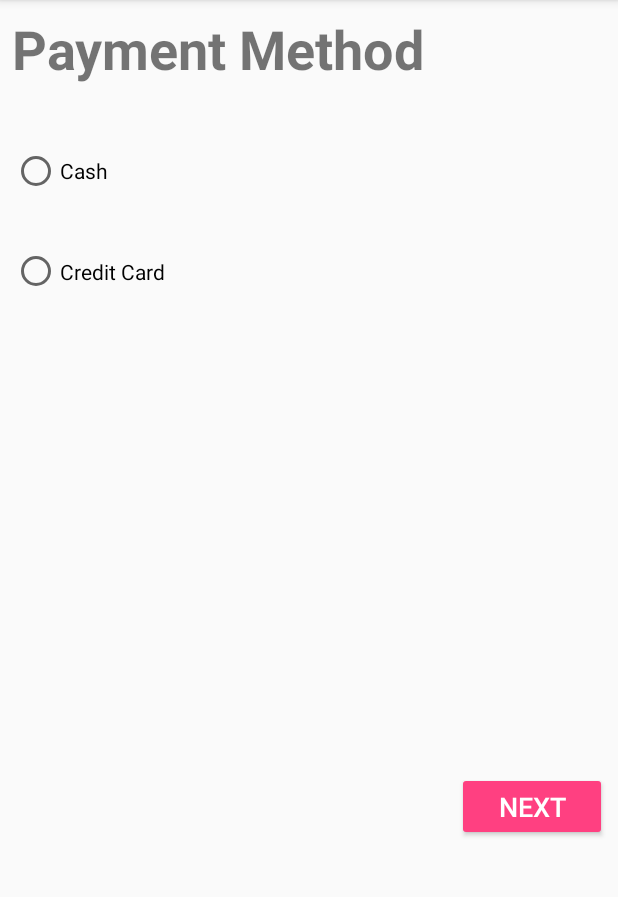
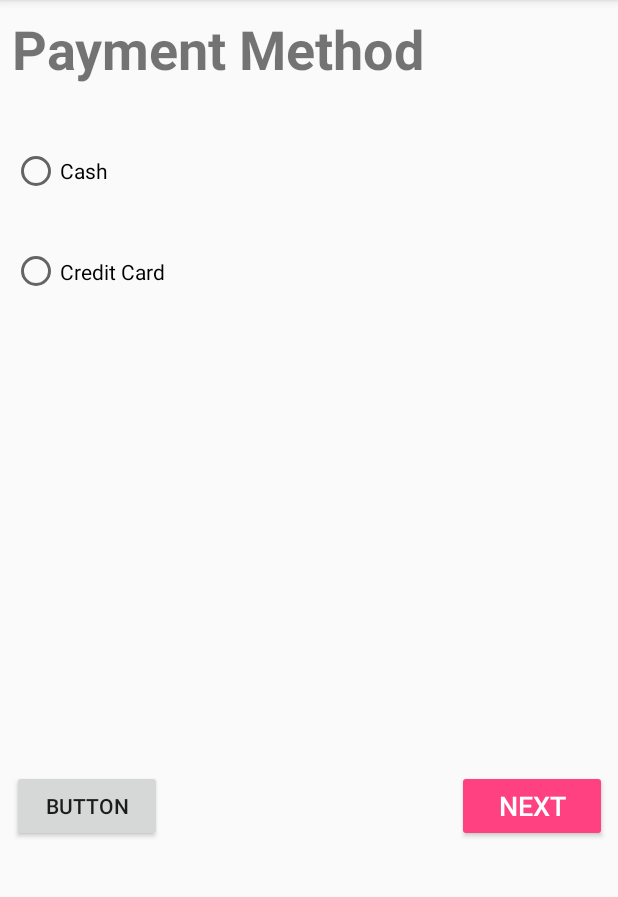
Before and after one commit to n256Coding/TicketCreator, an Android app: the fragment PaymentMethodFragment shown on its own in the app's theme, on a phone screen of 412 x 824 dp, the part 84-981 px from its top. Run offline under Robolectric (Android 15) with nearby library versions, the phone set to English and light mode, and no system bars; 1 statement that could not run was skipped.

```diff
--- a/app/src/main/java/com/csse/ticketcreator/Fragments/PaymentMethodFragment.java
+++ b/app/src/main/java/com/csse/ticketcreator/Fragments/PaymentMethodFragment.java
@@ -22,7 +22,7 @@ import com.csse.ticketcreator.R;
 public class PaymentMethodFragment extends Fragment {
     OnNextClickListener nextClickListener;
     AccountController accountController;
-    Button btnPaymentMethodNext;
+    Button btnPaymentMethodNext, btnPaymentMethodBack;
     RadioButton rbCash, rbCreditCard;
 
     public PaymentMethodFragment() {
@@ -43,6 +43,7 @@ public class PaymentMethodFragment extends Fragment {
 
         nextClickListener = (OnNextClickListener) getContext();
         btnPaymentMethodNext = (Button) getView().findViewById(R.id.btnPaymentMethodNext);
+        btnPaymentMethodBack = (Button) getView().findViewById(R.id.btnPaymentMethodBack);
         rbCash = (RadioButton) getView().findViewById(R.id.rbCash);
         rbCreditCard = (RadioButton) getView().findViewById(R.id.rbCard);
 
@@ -69,5 +70,12 @@ public class PaymentMethodFragment extends Fragment {
                 }
             }
         });
+
+        btnPaymentMethodBack.setOnClickListener(new View.OnClickListener() {
+            @Override
+            public void onClick(View view) {
+                nextClickListener.jumpToStep(2);
+            }
+        });
     }
 }
--- a/app/src/main/res/layout-large/fragment_payment_method.xml
+++ b/app/src/main/res/layout-large/fragment_payment_method.xml
@@ -62,4 +62,18 @@
         app:layout_constraintVertical_bias="0.503"
         android:layout_marginRight="8dp"
         app:layout_constraintRight_toRightOf="parent" />
+
+    <Button
+        android:id="@+id/btnPaymentMethodBack"
+        style="@style/Widget.AppCompat.Button.Colored"
+        android:layout_width="150dp"
+        android:layout_height="80dp"
+        android:layout_marginBottom="8dp"
+        android:layout_marginLeft="8dp"
+        android:layout_marginTop="150dp"
+        android:text="@string/btn_back"
+        android:textSize="30sp"
+        app:layout_constraintBottom_toBottomOf="parent"
+        app:layout_constraintLeft_toLeftOf="parent"
+        app:layout_constraintTop_toBottomOf="@+id/radioGroup" />
 </android.support.constraint.ConstraintLayout>
--- a/app/src/main/res/layout-normal/fragment_payment_method.xml
+++ b/app/src/main/res/layout-normal/fragment_payment_method.xml
@@ -18,20 +18,35 @@
         android:textStyle="bold"
         app:layout_constraintLeft_toLeftOf="parent"
         app:layout_constraintRight_toRightOf="parent"
-        app:layout_constraintTop_toTopOf="parent" />
+        app:layout_constraintTop_toTopOf="parent"
+        android:layout_marginStart="8dp"
+        android:layout_marginEnd="8dp" />
 
     <Button
         android:id="@+id/btnPaymentMethodNext"
         style="@style/Widget.AppCompat.Button.Colored"
         android:layout_width="100dp"
-        android:layout_height="46dp"
+        android:layout_height="48dp"
         android:layout_marginBottom="8dp"
-        android:layout_marginRight="7dp"
+        android:layout_marginRight="8dp"
         android:layout_marginTop="100dp"
         android:text="@string/btnNext"
         android:textSize="18sp"
         app:layout_constraintBottom_toBottomOf="parent"
         app:layout_constraintRight_toRightOf="parent"
+        app:layout_constraintTop_toBottomOf="@+id/radioGroup"
+        android:layout_marginEnd="7dp" />
+
+    <Button
+        android:id="@+id/btnPaymentMethodBack"
+        android:layout_width="100dp"
+        android:layout_height="48dp"
+        android:layout_marginBottom="8dp"
+        android:text="Button"
+        app:layout_constraintBottom_toBottomOf="parent"
+        android:layout_marginLeft="8dp"
+        app:layout_constraintLeft_toLeftOf="parent"
+        android:layout_marginTop="100dp"
         app:layout_constraintTop_toBottomOf="@+id/radioGroup" />
 
     <RadioGroup
@@ -41,7 +56,8 @@
         app:layout_constraintTop_toBottomOf="@+id/textView3"
         android:layout_marginLeft="8dp"
         app:layout_constraintLeft_toLeftOf="parent"
-        android:id="@+id/radioGroup">
+        android:id="@+id/radioGroup"
+        android:layout_marginStart="8dp">
 
         <RadioButton
             android:id="@+id/rbCash"
--- a/app/src/main/res/layout/fragment_payment_method.xml
+++ b/app/src/main/res/layout/fragment_payment_method.xml
@@ -5,6 +5,12 @@
     android:layout_height="match_parent"
     tools:context="com.csse.ticketcreator.Fragments.PaymentMethodFragment">
 
+
+    <Button
+        android:id="@+id/btnPaymentMethodBack"
+        android:layout_width="wrap_content"
+        android:layout_height="wrap_content"
+        android:text="Button" />
 
     <RadioGroup
         android:id="@+id/radioGroup"
--- a/app/src/main/res/values/strings.xml
+++ b/app/src/main/res/values/strings.xml
@@ -11,6 +11,7 @@
     <string name="nic_number">NIC Number</string>
     <string name="select_travel_card">Pick a travel card</string>
     <string name="btnNext">Next</string>
+    <string name="btn_back">Back</string>
     <string name="title_activity_main2">Main2Activity</string>
 
     <string name="action_settings">Settings</string>
```
Also changed, not shown: app/src/main/java/com/csse/ticketcreator/Fragments/CardPaymentFragment.java (+9 -1 lines), app/src/main/java/com/csse/ticketcreator/Fragments/CashPaymentFragment.java (+9 -1 lines), app/src/main/java/com/csse/ticketcreator/Fragments/PickCardFragment.java (+9 -1 lines), app/src/main/res/layout-large/fragment_card_payment.xml (+11 -0 lines), app/src/main/res/layout-large/fragment_cash_payment.xml (+11 -0 lines), app/src/main/res/layout-large/fragment_pick_card.xml (+11 -0 lines), app/src/main/res/layout/fragment_card_payment.xml (+10 -0 lines), app/src/main/res/layout/fragment_cash_payment.xml (+10 -0 lines), app/src/main/res/layout/fragment_pick_card.xml (+10 -0 lines), 1 other file.
